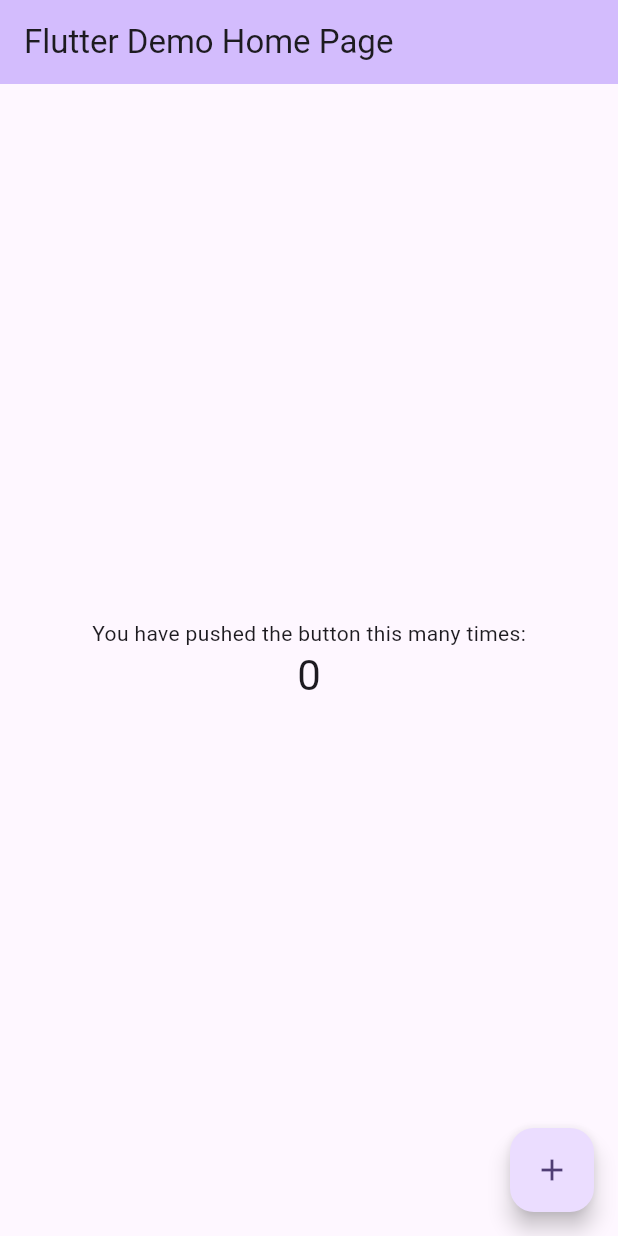
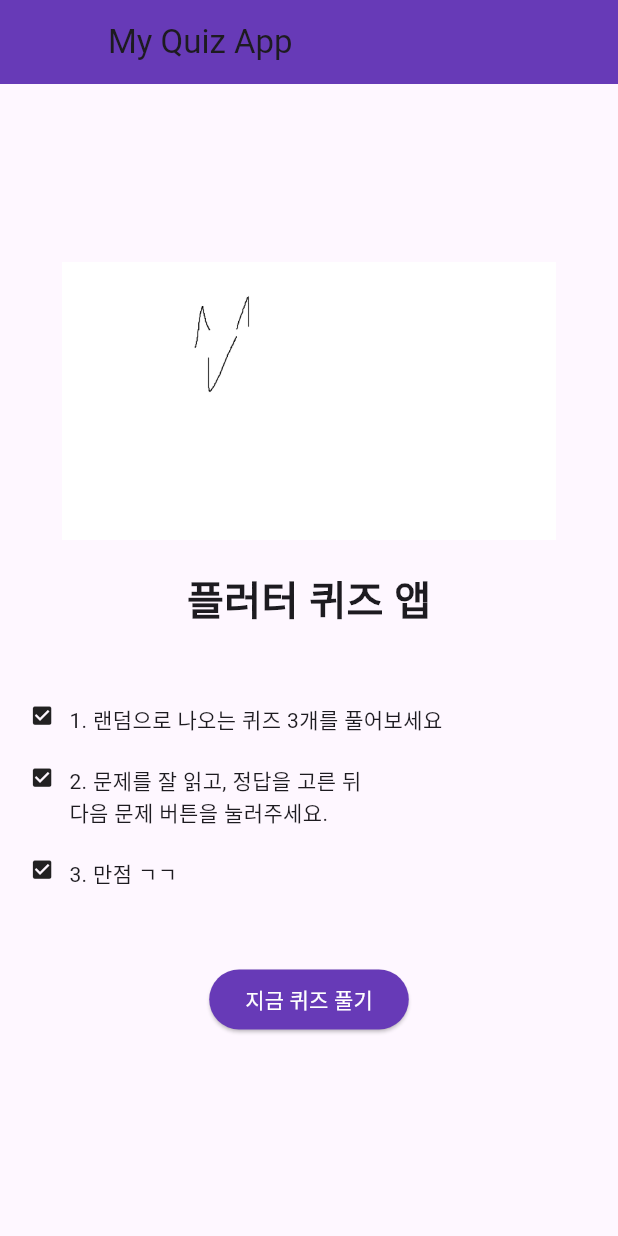
Before and after one commit to MC-Society/FlutterDjangoEx, a Flutter app: the screen it shows after launch, on a phone screen of 412 x 824 dp. Run offline on Flutter 3.47's test engine with Material 3 defaults, Android fonts, the phone set to English and light mode, and no system bars.

Commit message:
add : HomeScreen 화면 생성 및 구성

```diff
--- a/flutter_prac/lib/main.dart
+++ b/flutter_prac/lib/main.dart
@@ -1,4 +1,5 @@
 import 'package:flutter/material.dart';
+import 'package:flutter_prac/screen/screen_home.dart';
 
 void main() {
   runApp(const MyApp());
@@ -11,115 +12,8 @@
   @override
   Widget build(BuildContext context) {
     return MaterialApp(
-      title: 'Flutter Demo',
-      theme: ThemeData(
-        // This is the theme of your application.
-        //
-        // TRY THIS: Try running your application with "flutter run". You'll see
-        // the application has a purple toolbar. Then, without quitting the app,
-        // try changing the seedColor in the colorScheme below to Colors.green
-        // and then invoke "hot reload" (save your changes or press the "hot
-        // reload" button in a Flutter-supported IDE, or press "r" if you used
-        // the command line to start the app).
-        //
-        // Notice that the counter didn't reset back to zero; the application
-        // state is not lost during the reload. To reset the state, use hot
-        // restart instead.
-        //
-        // This works for code too, not just values: Most code changes can be
-        // tested with just a hot reload.
-        colorScheme: ColorScheme.fromSeed(seedColor: Colors.deepPurple),
-        useMaterial3: true,
-      ),
-      home: const MyHomePage(title: 'Flutter Demo Home Page'),
+      title: 'My Quiz App',
+      home: HomeScreen(),
     );
   }
 }
-
-class MyHomePage extends StatefulWidget {
-  const MyHomePage({super.key, required this.title});
-
-  // This widget is the home page of your application. It is stateful, meaning
-  // that it has a State object (defined below) that contains fields that affect
-  // how it looks.
-
-  // This class is the configuration for the state. It holds the values (in this
-  // case the title) provided by the parent (in this case the App widget) and
-  // used by the build method of the State. Fields in a Widget subclass are
-  // always marked "final".
-
-  final String title;
-
-  @override
-  State<MyHomePage> createState() => _MyHomePageState();
-}
-
-class _MyHomePageState extends State<MyHomePage> {
-  int _counter = 0;
-
-  void _incrementCounter() {
-    setState(() {
-      // This call to setState tells the Flutter framework that something has
-      // changed in this State, which causes it to rerun the build method below
-      // so that the display can reflect the updated values. If we changed
-      // _counter without calling setState(), then the build method would not be
-      // called again, and so nothing would appear to happen.
-      _counter++;
-    });
-  }
-
-  @override
-  Widget build(BuildContext context) {
-    // This method is rerun every time setState is called, for instance as done
-    // by the _incrementCounter method above.
-    //
-    // The Flutter framework has been optimized to make rerunning build methods
-    // fast, so that you can just rebuild anything that needs updating rather
-    // than having to individually change instances of widgets.
-    return Scaffold(
-      appBar: AppBar(
-        // TRY THIS: Try changing the color here to a specific color (to
-        // Colors.amber, perhaps?) and trigger a hot reload to see the AppBar
-        // change color while the other colors stay the same.
-        backgroundColor: Theme.of(context).colorScheme.inversePrimary,
-        // Here we take the value from the MyHomePage object that was created by
-        // the App.build method, and use it to set our appbar title.
-        title: Text(widget.title),
-      ),
-      body: Center(
-        // Center is a layout widget. It takes a single child and positions it
-        // in the middle of the parent.
-        child: Column(
-          // Column is also a layout widget. It takes a list of children and
-          // arranges them vertically. By default, it sizes itself to fit its
-          // children horizontally, and tries to be as tall as its parent.
-          //
-          // Column has various properties to control how it sizes itself and
-          // how it positions its children. Here we use mainAxisAlignment to
-          // center the children vertically; the main axis here is the vertical
-          // axis because Columns are vertical (the cross axis would be
-          // horizontal).
-          //
-          // TRY THIS: Invoke "debug painting" (choose the "Toggle Debug Paint"
-          // action in the IDE, or press "p" in the console), to see the
-          // wireframe for each widget.
-          mainAxisAlignment: MainAxisAlignment.center,
-          children: <Widget>[
-            const Text(
-              'You have pushed the button this many times:',
-            ),
-            Text(
-              '$_counter',
-              style: Theme.of(context).textTheme.headlineMedium,
-            ),
-          ],
-        ),
-      ),
-      floatingActionButton: FloatingActionButton(
-        onPressed: _incrementCounter,
-        tooltip: 'Increment',
-        child: const Icon(Icons.add),
-      ), // This trailing comma makes auto-formatting nicer for build methods.
-    );
-  }
-}
--- /dev/null
+++ b/flutter_prac/lib/screen/screen_home.dart
@@ -0,0 +1,80 @@
+import 'package:flutter/material.dart';
+
+class HomeScreen extends StatefulWidget {
+  const HomeScreen({super.key});
+
+  @override
+  State<HomeScreen> createState() => _HomeScreenState();
+}
+
+class _HomeScreenState extends State<HomeScreen> {
+  @override
+  Widget build(BuildContext context) {
+    Size screenSize = MediaQuery.of(context).size;
+    double width = screenSize.width;
+    double height = screenSize.height;
+
+    return SafeArea(
+        child: Scaffold(
+            appBar: AppBar(
+              title: Text('My Quiz App'),
+              backgroundColor: Colors.deepPurple,
+              leading: Container(),
+            ),
+            body: Column(
+                mainAxisAlignment: MainAxisAlignment.center,
+                crossAxisAlignment: CrossAxisAlignment.center,
+                children: <Widget>[
+                  Center(
+                    child: Image.asset(
+                      'images/quiz.jpeg',
+                      width: width * 0.8,
+                    ),
+                  ),
+                  Padding(padding: EdgeInsets.all(width * 0.024)),
+                  Text(
+                    '플러터 퀴즈 앱',
+                    style: TextStyle(
+                        fontSize: width * 0.065, fontWeight: FontWeight.bold),
+                  ),
+                  Padding(padding: EdgeInsets.all(width * 0.048)),
+                  _buildStep(width, '1. 랜덤으로 나오는 퀴즈 3개를 풀어보세요'),
+                  _buildStep(width, '2. 문제를 잘 읽고, 정답을 고른 뒤\n다음 문제 버튼을 눌러주세요.'),
+                  _buildStep(width, '3. 만점 ㄱㄱ'),
+                  Padding(padding: EdgeInsets.all((width * 0.048))),
+                  Container(
+                      padding: EdgeInsets.only(bottom: width * 0.036),
+                      child: Center(
+                        child: ButtonTheme(
+                          minWidth: width * 0.8,
+                          height: height * 0.05,
+                          shape: RoundedRectangleBorder(
+                              borderRadius: BorderRadius.circular(10)),
+                          child: ElevatedButton(
+                            child: Text('지금 퀴즈 풀기',
+                                style: TextStyle(color: Colors.white)),
+                            style: ElevatedButton.styleFrom(
+                                backgroundColor: Colors.deepPurple,
+                                foregroundColor: Colors.white),
+                            onPressed: () {},
+                          ),
+                        ),
+                      ))
+                ])));
+  }
+
+  Widget _buildStep(double width, String title) {
+    return Container(
+      padding: EdgeInsets.fromLTRB(
+          width * 0.048, width * 0.024, width * 0.048, width * 0.024),
+      child: Row(
+        crossAxisAlignment: CrossAxisAlignment.start,
+        children: <Widget>[
+          Icon(Icons.check_box, size: width * 0.04),
+          Padding(padding: EdgeInsets.only(right: width * 0.024)),
+          Text(title),
+        ],
+      ),
+    );
+  }
+}
--- a/flutter_prac/pubspec.yaml
+++ b/flutter_prac/pubspec.yaml
@@ -59,9 +59,8 @@ flutter:
   uses-material-design: true
 
   # To add assets to your application, add an assets section, like this:
-  # assets:
-  #   - images/a_dot_burr.jpeg
-  #   - images/a_dot_ham.jpeg
+  assets:
+    - images/quiz.jpeg
 
   # An image asset can refer to one or more resolution-specific "variants", see
   # https://flutter.dev/to/resolution-aware-images
```
Also changed, not shown: flutter_prac/images/quiz.jpeg (added).
